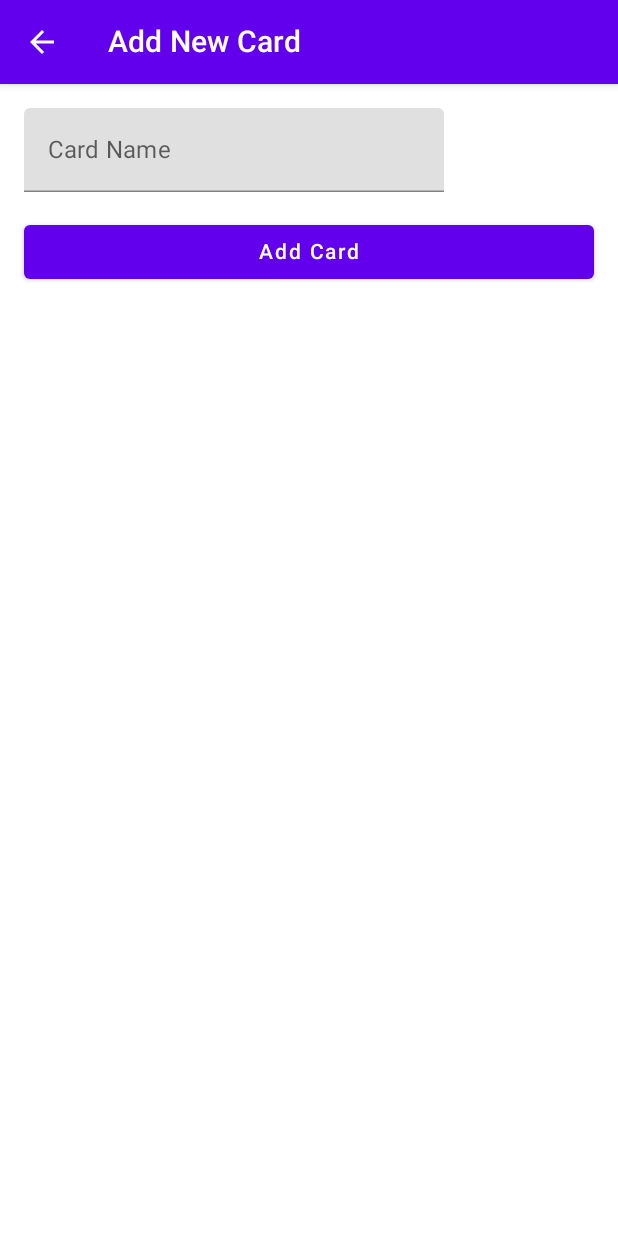
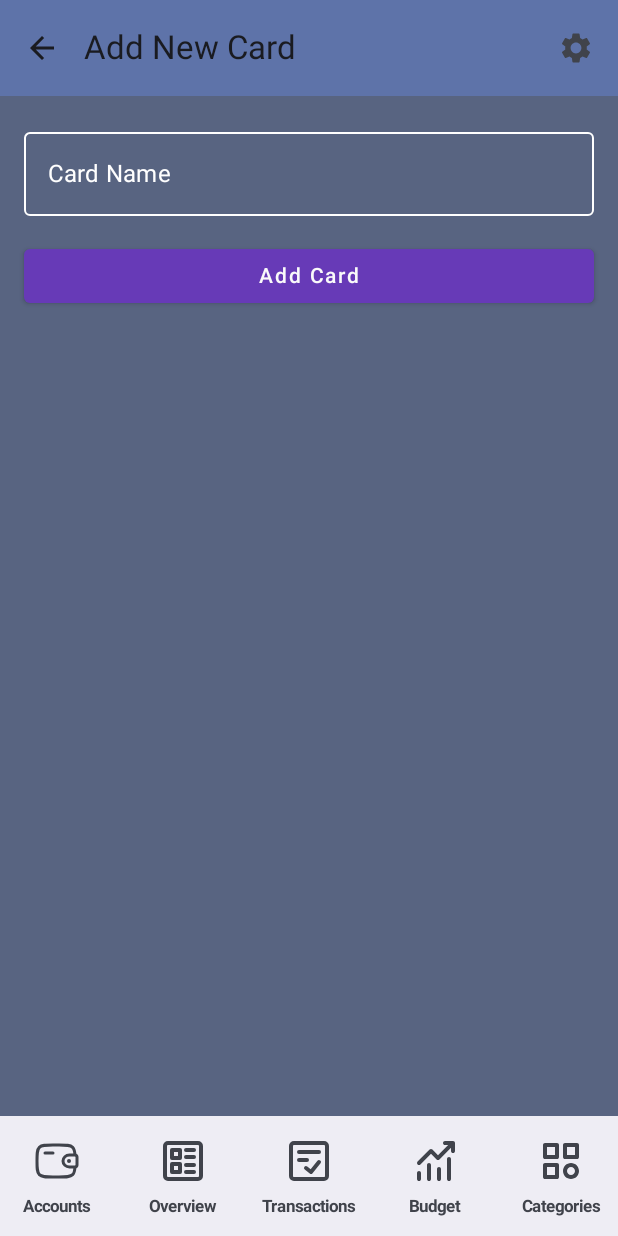
Before and after one commit to SMARTcla/PDA_Kotlin, an Android app built with Jetpack Compose: the AddCardScreen screen opened through its navigation route, on a phone screen of 412 x 824 dp. Run offline under Robolectric (Android 15) with nearby library versions, the phone set to English and light mode, and no system bars.

Commit message:
add color style for AccountsScreen

```diff
--- a/app/src/main/java/cz/cvut/fel/sit/pda/screens/AccountsScreen.kt
+++ b/app/src/main/java/cz/cvut/fel/sit/pda/screens/AccountsScreen.kt
@@ -7,17 +7,18 @@ import androidx.compose.material.*
 import androidx.compose.material.icons.Icons
 import androidx.compose.material.icons.filled.Add
 import androidx.compose.runtime.*
-import androidx.compose.ui.Alignment
 import androidx.compose.ui.Modifier
-import androidx.compose.ui.graphics.Color
 import androidx.compose.ui.unit.dp
 import androidx.navigation.NavHostController
 import cz.cvut.fel.sit.pda.GeldScreen
 import cz.cvut.fel.sit.pda.components.BasicAppBar
 import cz.cvut.fel.sit.pda.components.GeldsBottomBar
-import cz.cvut.fel.sit.pda.models.BankCard
 import cz.cvut.fel.sit.pda.models.Transaction
 import cz.cvut.fel.sit.pda.models.TransactionType
+import cz.cvut.fel.sit.pda.ui.theme.DeepPurple500
+import cz.cvut.fel.sit.pda.ui.theme.DefaultColor
+import cz.cvut.fel.sit.pda.ui.theme.Green700
+import cz.cvut.fel.sit.pda.ui.theme.Pink800
 import cz.cvut.fel.sit.pda.utils.TemporaryDatabase
 
 @Composable
@@ -50,18 +51,18 @@ fun AccountsScreen(navController: NavHostController, transactions: MutableList<T
         floatingActionButton = {
             FloatingActionButton(
                 onClick = { navController.navigate(GeldScreen.AddCardScreen.name) },
-                backgroundColor = MaterialTheme.colors.primary,
+                backgroundColor = DeepPurple500,
                 modifier = Modifier.padding(16.dp)
             ) {
                 Icon(Icons.Filled.Add, contentDescription = "Add Account")
             }
         },
-        floatingActionButtonPosition = FabPosition.End,
+        floatingActionButtonPosition = FabPosition.Center,
         isFloatingActionButtonDocked = false
     )
     { innerPadding ->
 
-        Surface(color = Color(0xFF586481), modifier = Modifier.padding(innerPadding) ) {
+        Surface(color = DefaultColor, modifier = Modifier.padding(innerPadding) ) {
 
             LazyColumn(
                 modifier = Modifier.fillMaxSize()
@@ -91,7 +92,7 @@ fun AccountItem(account: BankCardWithBalance) {
             horizontalArrangement = Arrangement.SpaceBetween
         ) {
             Text(text = account.name, style = MaterialTheme.typography.h6)
-            val balanceTextColor = if (account.balance >= 0) Color.Green else Color.Red
+            val balanceTextColor = if (account.balance >= 0) Green700 else Pink800
             Text(
                 text = "${account.balance} CZK",
                 style = MaterialTheme.typography.h6,
--- a/app/src/main/java/cz/cvut/fel/sit/pda/screens/AddCardScreen.kt
+++ b/app/src/main/java/cz/cvut/fel/sit/pda/screens/AddCardScreen.kt
@@ -7,9 +7,19 @@ import androidx.compose.material.icons.Icons
 import androidx.compose.material.icons.automirrored.filled.ArrowBack
 import androidx.compose.runtime.*
 import androidx.compose.ui.Modifier
+import androidx.compose.ui.graphics.Color
 import androidx.compose.ui.unit.dp
 import androidx.navigation.NavHostController
+import cz.cvut.fel.sit.pda.components.BasicAppBar
+import cz.cvut.fel.sit.pda.components.GeldsBottomBar
 import cz.cvut.fel.sit.pda.models.BankCard
+import cz.cvut.fel.sit.pda.ui.theme.DeepPurple500
+import cz.cvut.fel.sit.pda.ui.theme.DefaultColor
+import cz.cvut.fel.sit.pda.ui.theme.Grey400
+import cz.cvut.fel.sit.pda.ui.theme.Grey50
+import cz.cvut.fel.sit.pda.ui.theme.Grey900
+import cz.cvut.fel.sit.pda.ui.theme.PurpleGrey80
+import cz.cvut.fel.sit.pda.ui.theme.white
 import cz.cvut.fel.sit.pda.utils.TemporaryDatabase
 
 @SuppressLint("UnusedMaterialScaffoldPaddingParameter")
@@ -19,18 +29,35 @@ fun AddCardScreen(navController: NavHostController) {
 
     Scaffold(
         topBar = {
-            TopAppBar(title = { Text("Add New Card") }, navigationIcon = {
-                IconButton(onClick = { navController.popBackStack() }) {
-                    Icon(Icons.AutoMirrored.Filled.ArrowBack, contentDescription = "Back")
+            BasicAppBar(
+                title = "Add New Card",
+                navController = navController,
+                canNavigateBack = true,
+                onNavigateBack = { navController.popBackStack() }
+            )
+        },
+        bottomBar = {
+            GeldsBottomBar(navController)
         }
-            })
-        }
+    ) { innerPadding ->
+        Surface(color = DefaultColor, modifier = Modifier.padding(innerPadding)) {
+            Column(modifier = Modifier
+                .padding(16.dp)
+                .fillMaxSize()
             ) {
-        Column(modifier = Modifier.padding(16.dp)) {
-            TextField(
+                OutlinedTextField(
                     value = cardName,
                     onValueChange = { cardName = it },
-                label = { Text("Card Name") }
+                    label = { Text("Card Name") },
+                    colors = TextFieldDefaults.outlinedTextFieldColors(
+                        textColor = Color.White,
+                        cursorColor = Color.White,
+                        focusedBorderColor = Color.White,
+                        unfocusedBorderColor = Color.White,
+                        focusedLabelColor = Color.White,
+                        unfocusedLabelColor = Color.White
+                    ),
+                    modifier = Modifier.fillMaxWidth()
                 )
                 Spacer(modifier = Modifier.height(16.dp))
                 Button(
@@ -40,10 +67,12 @@ fun AddCardScreen(navController: NavHostController) {
                             navController.popBackStack()
                         }
                     },
-                modifier = Modifier.fillMaxWidth()
+                    modifier = Modifier.fillMaxWidth(),
+                    colors = ButtonDefaults.buttonColors(backgroundColor = DeepPurple500)
                 ) {
-                Text("Add Card")
+                    Text("Add Card", color = Grey50)
                 }
             }
         }
     }
+}
```
Also changed, not shown: app/src/main/java/cz/cvut/fel/sit/pda/MainActivity.kt (+0 -23 lines). Lines whose indentation alone changed are shown as unchanged.
